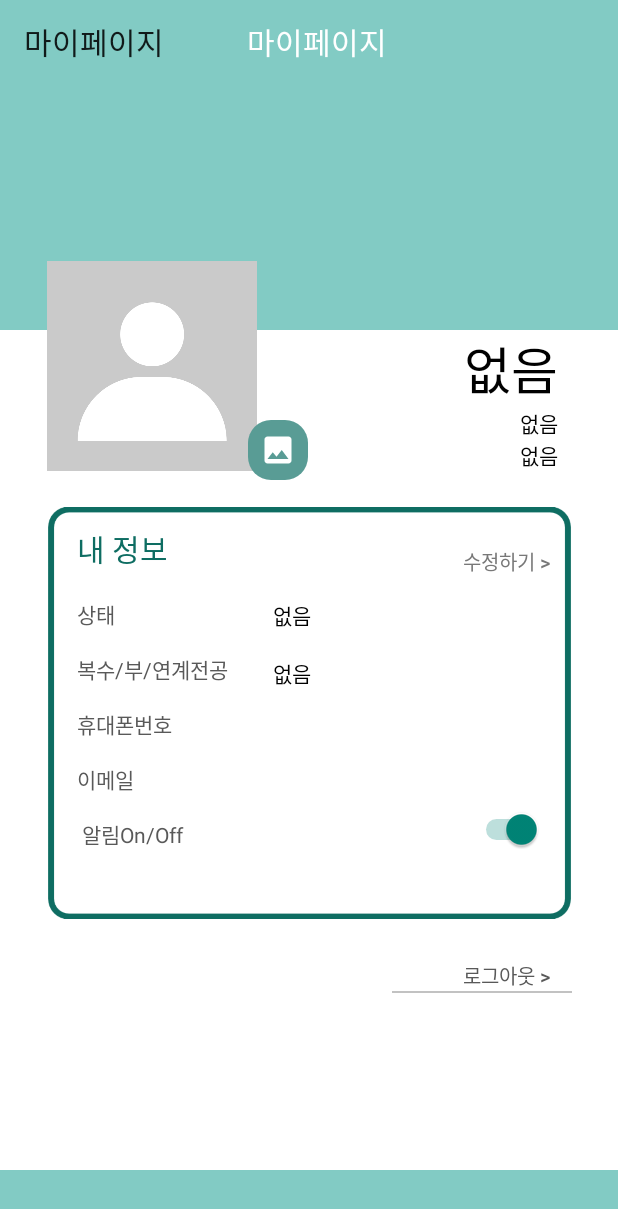
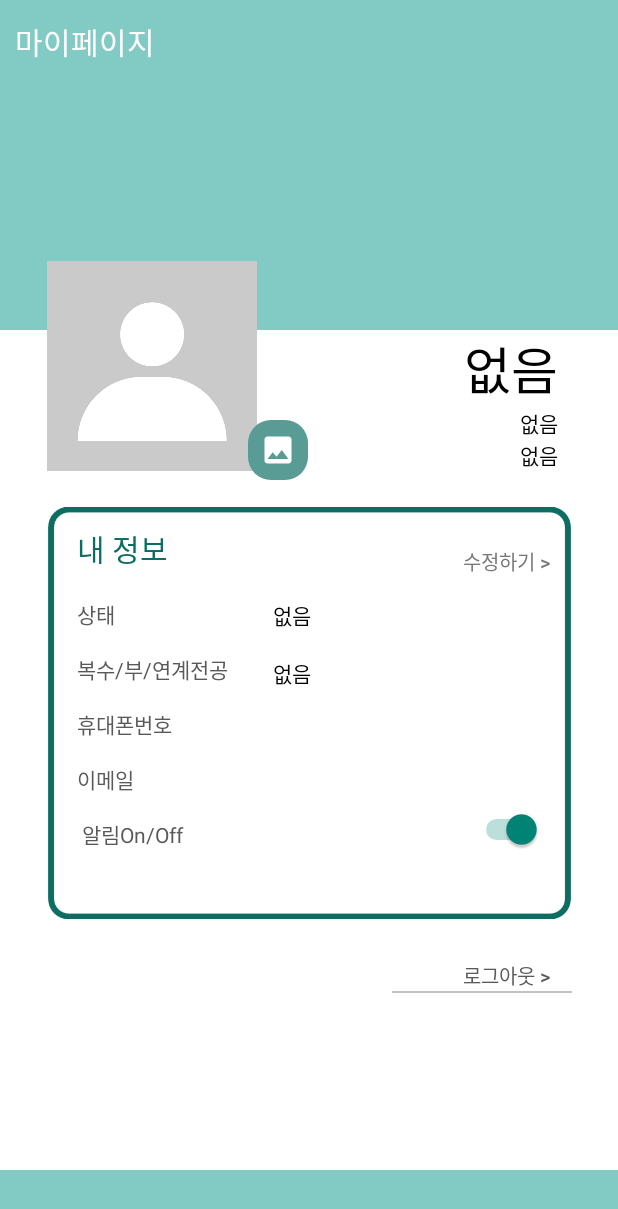
Before and after one commit to kys6737/AndroidProject, an Android app: the screen it shows after launch (MainActivity), on a phone screen of 412 x 824 dp. Shown: the top 1209 px of the screen. Run offline under Robolectric (Android 15) with nearby library versions, the phone set to English and light mode, and no system bars; our stand-ins replace Firebase (no records; nobody signed in at launch, a user with empty details on screens opened directly).

Commit message:
마이페이지(학생용)

```diff
--- a/app/src/main/res/layout/activity_main.xml
+++ b/app/src/main/res/layout/activity_main.xml
@@ -17,7 +17,7 @@
         android:theme="?attr/actionBarTheme"
         app:layout_constraintStart_toStartOf="parent"
         app:layout_constraintTop_toTopOf="parent"
-        app:title="마이페이지" />
+         />
 
     <Button
         android:id="@+id/backBtn"
@@ -31,7 +31,7 @@
         app:layout_constraintBottom_toBottomOf="@+id/toolbar"
         app:layout_constraintStart_toStartOf="@id/toolbar"
         app:layout_constraintTop_toTopOf="@id/toolbar"
-        app:layout_constraintEnd_toEndOf="parent"/>
+        />
 
     <View
         android:id="@+id/semiBG"
```
